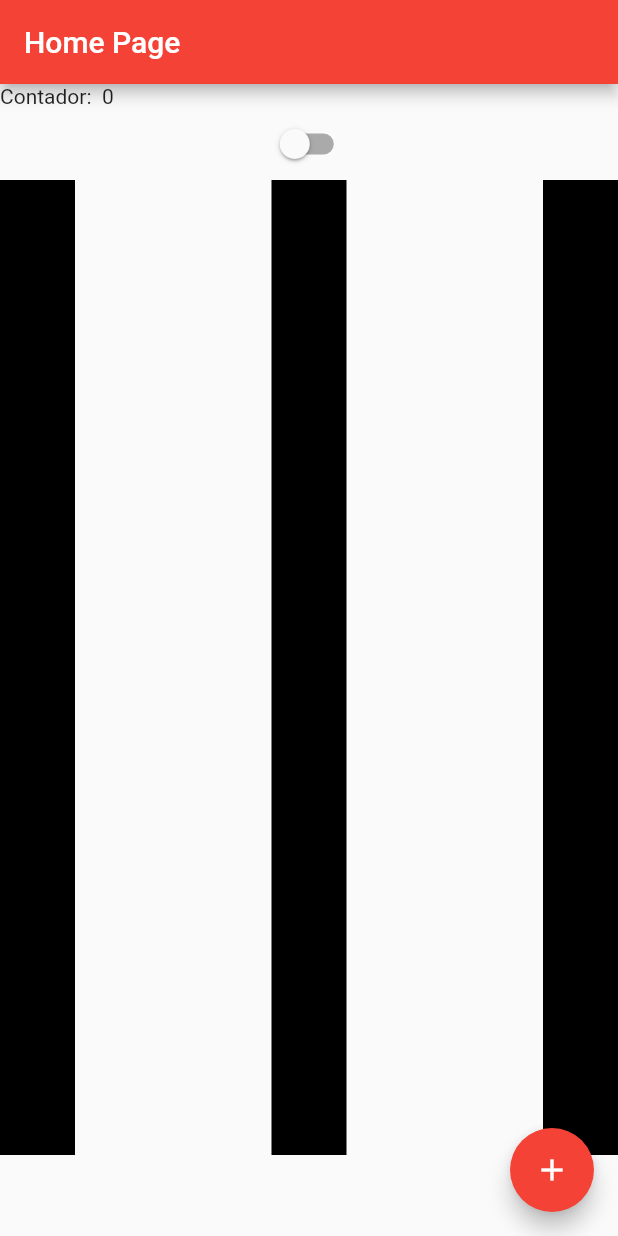
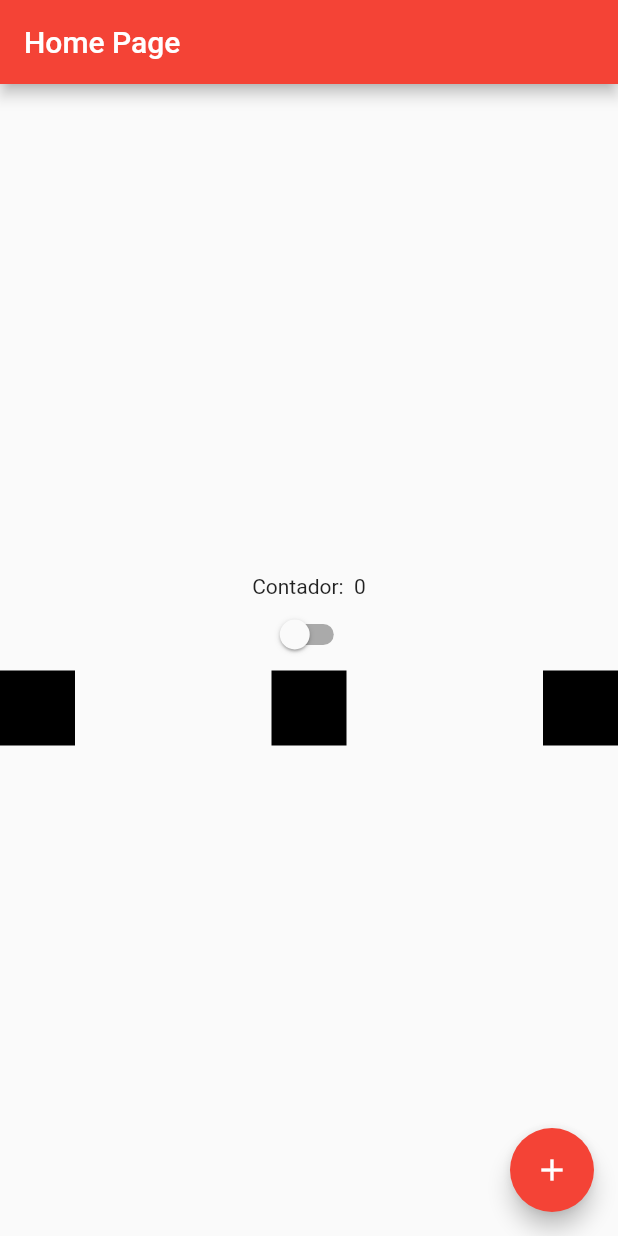
Before and after one commit to karoldiasb/flutter-curso-flutterando, a Flutter app: the screen it shows after launch, on a phone screen of 412 x 824 dp. Run offline on Flutter 3.47's test engine with Material 2 defaults, Android fonts, the phone set to English and light mode, and no system bars.

Commit message:
feat: add Columns e Rows na home_page

```diff
--- a/lib/home_page.dart
+++ b/lib/home_page.dart
@@ -21,8 +21,10 @@ class _HomePageState extends State<HomePage> {
       body: Container(
           width: double.infinity,
           height: double.infinity,
-          child: ListView(
-            //ListView aplica o scroll
+          child: Column(
+            mainAxisAlignment: MainAxisAlignment.center,
+            // crossAxisAlignment:
+            //     CrossAxisAlignment.stretch, //alinhamento dos filhos
             children: [
               Text('Contador:  $counter'),
               Switch(
@@ -30,102 +32,6 @@ class _HomePageState extends State<HomePage> {
                 onChanged: (value) {
                   AppController.instance.changeTheme();
                 },
-              ),
-              Row(
-                mainAxisAlignment: MainAxisAlignment.spaceBetween,
-                children: [
-                  Container(width: 50, height: 50, color: Colors.black),
-                  Container(width: 50, height: 50, color: Colors.black),
-                  Container(width: 50, height: 50, color: Colors.black)
-                ],
-              ),
-              Row(
-                mainAxisAlignment: MainAxisAlignment.spaceBetween,
-                children: [
-                  Container(width: 50, height: 50, color: Colors.black),
-                  Container(width: 50, height: 50, color: Colors.black),
-                  Container(width: 50, height: 50, color: Colors.black)
-                ],
-              ),
-              Row(
-                mainAxisAlignment: MainAxisAlignment.spaceBetween,
-                children: [
-                  Container(width: 50, height: 50, color: Colors.black),
-                  Container(width: 50, height: 50, color: Colors.black),
-                  Container(width: 50, height: 50, color: Colors.black)
-                ],
-              ),
-              Row(
-                mainAxisAlignment: MainAxisAlignment.spaceBetween,
-                children: [
-                  Container(width: 50, height: 50, color: Colors.black),
-                  Container(width: 50, height: 50, color: Colors.black),
-                  Container(width: 50, height: 50, color: Colors.black)
-                ],
-              ),
-              Row(
-                mainAxisAlignment: MainAxisAlignment.spaceBetween,
-                children: [
-                  Container(width: 50, height: 50, color: Colors.black),
-                  Container(width: 50, height: 50, color: Colors.black),
-                  Container(width: 50, height: 50, color: Colors.black)
-                ],
-              ),
-              Row(
-                mainAxisAlignment: MainAxisAlignment.spaceBetween,
-                children: [
-                  Container(width: 50, height: 50, color: Colors.black),
-                  Container(width: 50, height: 50, color: Colors.black),
-                  Container(width: 50, height: 50, color: Colors.black)
-                ],
-              ),
-              Row(
-                mainAxisAlignment: MainAxisAlignment.spaceBetween,
-                children: [
-                  Container(width: 50, height: 50, color: Colors.black),
-                  Container(width: 50, height: 50, color: Colors.black),
-                  Container(width: 50, height: 50, color: Colors.black)
-                ],
-              ),
-              Row(
-                mainAxisAlignment: MainAxisAlignment.spaceBetween,
-                children: [
-                  Container(width: 50, height: 50, color: Colors.black),
-                  Container(width: 50, height: 50, color: Colors.black),
-                  Container(width: 50, height: 50, color: Colors.black)
-                ],
-              ),
-              Row(
-                mainAxisAlignment: MainAxisAlignment.spaceBetween,
-                children: [
-                  Container(width: 50, height: 50, color: Colors.black),
-                  Container(width: 50, height: 50, color: Colors.black),
-                  Container(width: 50, height: 50, color: Colors.black)
-                ],
-              ),
-              Row(
-                mainAxisAlignment: MainAxisAlignment.spaceBetween,
-                children: [
-                  Container(width: 50, height: 50, color: Colors.black),
-                  Container(width: 50, height: 50, color: Colors.black),
-                  Container(width: 50, height: 50, color: Colors.black)
-                ],
-              ),
-              Row(
-                mainAxisAlignment: MainAxisAlignment.spaceBetween,
-                children: [
-                  Container(width: 50, height: 50, color: Colors.black),
-                  Container(width: 50, height: 50, color: Colors.black),
-                  Container(width: 50, height: 50, color: Colors.black)
-                ],
-              ),
-              Row(
-                mainAxisAlignment: MainAxisAlignment.spaceBetween,
-                children: [
-                  Container(width: 50, height: 50, color: Colors.black),
-                  Container(width: 50, height: 50, color: Colors.black),
-                  Container(width: 50, height: 50, color: Colors.black)
-                ],
               ),
               Row(
                 mainAxisAlignment: MainAxisAlignment.spaceBetween,
```
